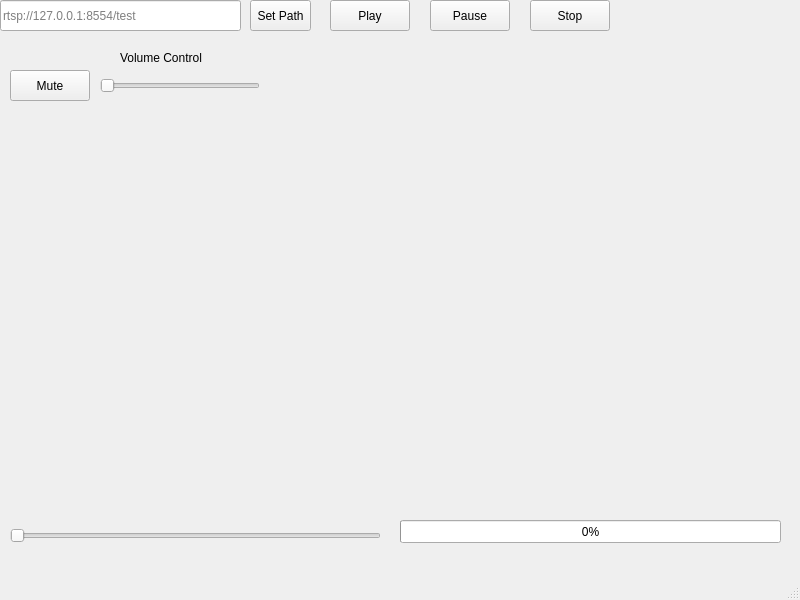
Above: src/client/mainwindow.ui from vyavasthita/rtsp before the change. Below: the same form after it.
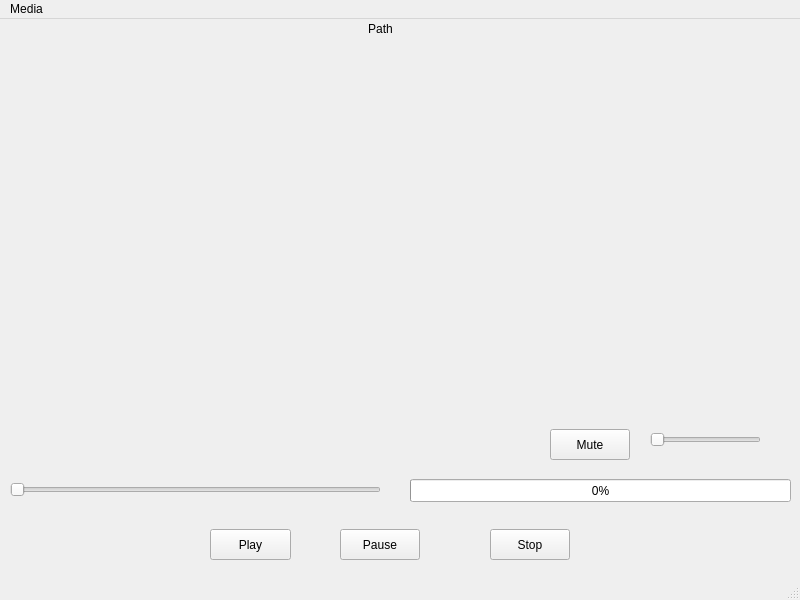
That is the form after the change.

What changed in the file:
```diff
--- a/src/client/mainwindow.ui
+++ b/src/client/mainwindow.ui
@@ -14,48 +14,22 @@
    <string>MainWindow</string>
   </property>
   <widget class="QWidget" name="centralwidget">
-   <widget class="QLineEdit" name="lineEdit">
-    <property name="geometry">
-     <rect>
-      <x>0</x>
-      <y>0</y>
-      <width>241</width>
-      <height>31</height>
-     </rect>
-    </property>
-    <property name="placeholderText">
-     <string>rtsp://127.0.0.1:8554/test</string>
-    </property>
-   </widget>
    <widget class="QWidget" name="horizontalLayoutWidget">
     <property name="geometry">
      <rect>
       <x>10</x>
-      <y>130</y>
+      <y>30</y>
       <width>761</width>
-      <height>371</height>
+      <height>351</height>
      </rect>
     </property>
     <layout class="QHBoxLayout" name="horizontalLayout"/>
    </widget>
-   <widget class="QPushButton" name="pushButton_3">
-    <property name="geometry">
-     <rect>
-      <x>250</x>
-      <y>0</y>
-      <width>61</width>
-      <height>31</height>
-     </rect>
-    </property>
-    <property name="text">
-     <string>Set Path</string>
-    </property>
-   </widget>
    <widget class="QProgressBar" name="durationProgressBar">
     <property name="geometry">
      <rect>
-      <x>400</x>
-      <y>520</y>
+      <x>410</x>
+      <y>460</y>
       <width>381</width>
       <height>23</height>
      </rect>
@@ -68,7 +42,7 @@
     <property name="geometry">
      <rect>
       <x>10</x>
-      <y>525</y>
+      <y>460</y>
       <width>371</width>
       <height>21</height>
      </rect>
@@ -77,24 +51,11 @@
      <enum>Qt::Horizontal</enum>
     </property>
    </widget>
-   <widget class="QPushButton" name="playButton">
-    <property name="geometry">
-     <rect>
-      <x>330</x>
-      <y>0</y>
-      <width>80</width>
-      <height>31</height>
-     </rect>
-    </property>
-    <property name="text">
-     <string>Play</string>
-    </property>
-   </widget>
    <widget class="QPushButton" name="pauseButton">
     <property name="geometry">
      <rect>
-      <x>430</x>
-      <y>0</y>
+      <x>340</x>
+      <y>510</y>
       <width>80</width>
       <height>31</height>
      </rect>
@@ -106,8 +67,8 @@
    <widget class="QPushButton" name="stopButton">
     <property name="geometry">
      <rect>
-      <x>530</x>
-      <y>0</y>
+      <x>490</x>
+      <y>510</y>
       <width>80</width>
       <height>31</height>
      </rect>
@@ -119,8 +80,8 @@
    <widget class="QPushButton" name="muteUnmuteButton">
     <property name="geometry">
      <rect>
-      <x>10</x>
-      <y>70</y>
+      <x>550</x>
+      <y>410</y>
       <width>80</width>
       <height>31</height>
      </rect>
@@ -129,30 +90,64 @@
      <string>Mute</string>
     </property>
    </widget>
+   <widget class="QLabel" name="filePathText">
+    <property name="enabled">
+     <bool>true</bool>
+    </property>
+    <property name="geometry">
+     <rect>
+      <x>140</x>
+      <y>0</y>
+      <width>481</width>
+      <height>20</height>
+     </rect>
+    </property>
+    <property name="toolTip">
+     <string>Select File Path</string>
+    </property>
+    <property name="layoutDirection">
+     <enum>Qt::LeftToRight</enum>
+    </property>
+    <property name="text">
+     <string>Path</string>
+    </property>
+    <property name="textFormat">
+     <enum>Qt::AutoText</enum>
+    </property>
+    <property name="alignment">
+     <set>Qt::AlignCenter</set>
+    </property>
+   </widget>
    <widget class="QSlider" name="volumeSlider">
     <property name="geometry">
      <rect>
-      <x>100</x>
-      <y>70</y>
-      <width>160</width>
-      <height>31</height>
-     </rect>
-    </property>
-    <property name="orientation">
-     <enum>Qt::Horizontal</enum>
-    </property>
-   </widget>
-   <widget class="QLabel" name="volumeControlLabel">
-    <property name="geometry">
-     <rect>
-      <x>120</x>
-      <y>50</y>
+      <x>650</x>
+      <y>410</y>
       <width>111</width>
-      <height>16</height>
+      <height>21</height>
+     </rect>
+    </property>
+    <property name="toolTip">
+     <string>Volume Level</string>
+    </property>
+    <property name="maximum">
+     <number>100</number>
+    </property>
+    <property name="orientation">
+     <enum>Qt::Horizontal</enum>
+    </property>
+   </widget>
+   <widget class="QPushButton" name="playButton">
+    <property name="geometry">
+     <rect>
+      <x>210</x>
+      <y>510</y>
+      <width>81</width>
+      <height>31</height>
      </rect>
     </property>
     <property name="text">
-     <string>Volume Control</string>
+     <string>Play</string>
     </property>
    </widget>
   </widget>
@@ -165,6 +160,14 @@
      <height>20</height>
     </rect>
    </property>
+   <widget class="QMenu" name="menuMedia">
+    <property name="title">
+     <string>Media</string>
+    </property>
+    <addaction name="actionOpenFile"/>
+    <addaction name="actionOpenNetworkStream"/>
+   </widget>
+   <addaction name="menuMedia"/>
   </widget>
   <widget class="QStatusBar" name="statusbar"/>
  </widget>
```
Left out of the diff: 10 changed lines with no effect on the pictures.
